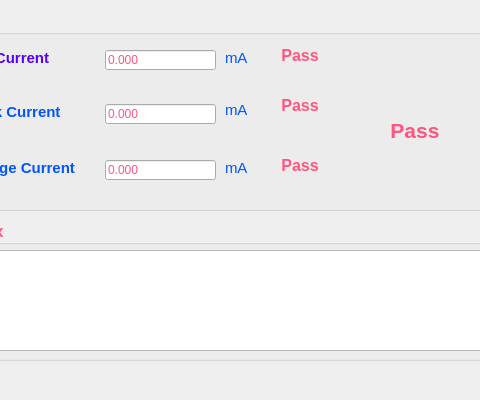
First picture: the form in project/Harman_T500/testform.ui, repository happyrabbit456/Qt5_dev, before the edit; both pictures show x 105 to 585 and y 0 to 400 of the 792 by 400 pixel window.
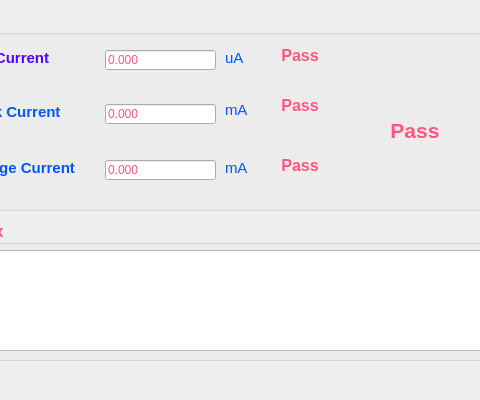
Second picture: the form after the edit.

```diff
--- a/project/Harman_T500/testform.ui
+++ b/project/Harman_T500/testform.ui
@@ -191,7 +191,7 @@
      <string notr="true">color: rgb(0, 85, 255);</string>
     </property>
     <property name="text">
-     <string>mA</string>
+     <string>uA</string>
     </property>
    </widget>
    <widget class="QLabel" name="txtWorkCurrentUnit">
```
